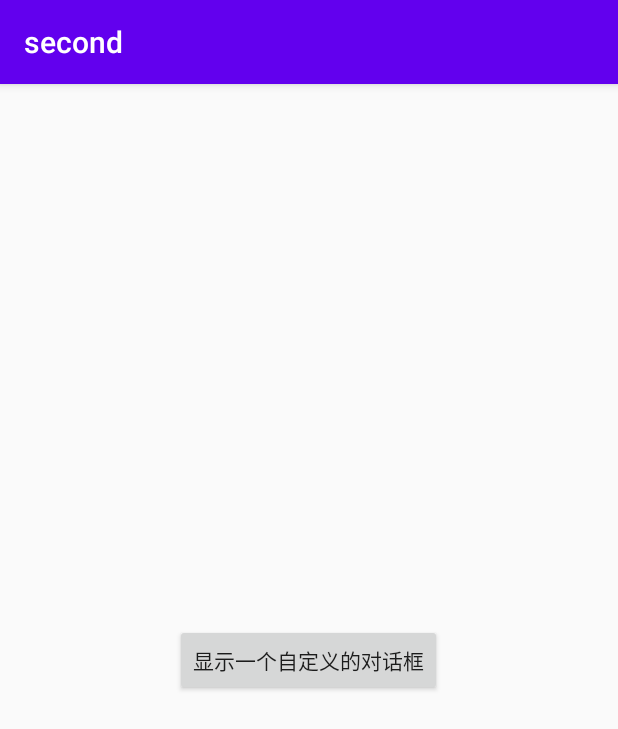
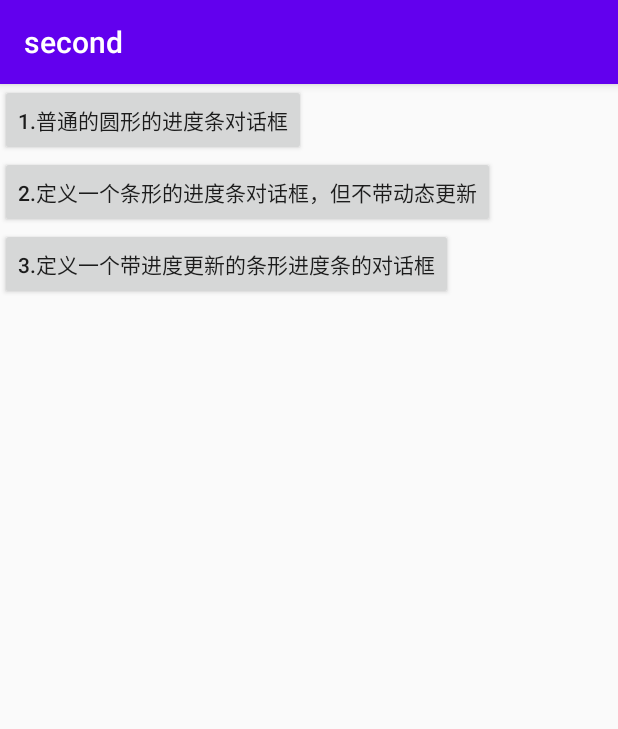
Before and after one commit to lgheric/second, an Android app: the screen it shows after launch (MainActivity), on a phone screen of 412 x 824 dp. Shown: the top 729 px of the screen. Run offline under Robolectric (Android 15) with nearby library versions, the phone set to English and light mode, and no system bars.

Commit message:
the base usage of ProgressDialog

```diff
--- a/app/src/main/java/com/example/second/MainActivity.java
+++ b/app/src/main/java/com/example/second/MainActivity.java
@@ -1,75 +1,122 @@
 package com.example.second;
 
 
-import android.app.AlertDialog;
+import android.app.ProgressDialog;
 import android.content.Context;
-import android.content.Intent;
-import android.net.Uri;
 import android.os.Bundle;
-
+import android.os.Handler;
+import android.os.Looper;
+import android.os.Message;
 import android.support.v7.app.AppCompatActivity;
-import android.view.LayoutInflater;
 import android.view.View;
 import android.widget.Button;
-import android.widget.Toast;
 
+import java.util.Objects;
 
-public class MainActivity extends AppCompatActivity{
+public class MainActivity extends AppCompatActivity implements View.OnClickListener{
 
+    private ProgressDialog pd2;
+    private final static int MAXVALUE = 100;
+    private int progressStart = 0;
+    private int add = 0;
+    private Context mContext;
 
-    private AlertDialog alert = null;
-
+    //定义一个用于更新进度的Handler,因为只能由主线程更新界面,所以要用Handler传递信息
+    final Handler hand = new Handler(Objects.requireNonNull(Looper.myLooper()))
+    {
+        @Override
+        public void handleMessage(Message msg) {
+            //这里的话如果接受到信息码是123
+            if(msg.what == 123)
+            {
+                //设置进度条的当前值
+                pd2.setProgress(progressStart);
+            }
+            //如果当前大于或等于进度条的最大值,调用dismiss()方法关闭对话框
+            if(progressStart >= MAXVALUE)
+            {
+                pd2.dismiss();
+            }
+        }
+    };
 
     @Override
     protected void onCreate(Bundle savedInstanceState) {
         super.onCreate(savedInstanceState);
         setContentView(R.layout.activity_main);
+        mContext = MainActivity.this;
+        bindViews();
+    }
 
-        Context mContext = MainActivity.this;
-        Button btn_show = findViewById(R.id.btn_show);
+    private void bindViews() {
+        Button btn_one = findViewById(R.id.btn_one);
+        Button btn_two = findViewById(R.id.btn_two);
+        Button btn_three = findViewById(R.id.btn_three);
+        btn_one.setOnClickListener(this);
+        btn_two.setOnClickListener(this);
+        btn_three.setOnClickListener(this);
+    }
 
-        //初始化Builder
-        AlertDialog.Builder builder = new AlertDialog.Builder(mContext);
-
-        //加载自定义的那个View,同时设置下
-        final LayoutInflater inflater = MainActivity.this.getLayoutInflater();
-        View view_custom = inflater.inflate(R.layout.view_dialog_custom, null, false);
-        builder.setView(view_custom);
-        builder.setCancelable(false);
-        alert = builder.create();
-
-        view_custom.findViewById(R.id.btn_cancle).setOnClickListener(new View.OnClickListener() {
     @Override
     public void onClick(View v) {
-                alert.dismiss();
+        switch (v.getId()){
+            case R.id.btn_one:
+                //这里的话参数依次为,上下文,标题,内容,是否显示进度,是否可以用取消按钮关闭
+                ProgressDialog.show(MainActivity.this, "资源加载中", "资源加载中,请稍后...",false,true);
+                break;
+            case R.id.btn_two:
+                ProgressDialog pd1 = new ProgressDialog(mContext);
+                //依次设置标题,内容,是否用取消按钮关闭,是否显示进度
+                pd1.setTitle("软件更新中");
+                pd1.setMessage("软件正在更新中,请稍后...");
+                pd1.setCancelable(true);
+                //这里是设置进度条的风格,HORIZONTAL是水平进度条,SPINNER是圆形进度条
+                pd1.setProgressStyle(ProgressDialog.STYLE_HORIZONTAL);
+                pd1.setIndeterminate(true);
+                //调用show()方法将ProgressDialog显示出来
+                pd1.show();
+                break;
+            case R.id.btn_three:
+                //初始化属性
+                progressStart = 0;
+                add = 0;
+                //依次设置一些属性
+                pd2 = new ProgressDialog(MainActivity.this);
+                pd2.setMax(MAXVALUE);
+                pd2.setTitle("文件读取中");
+                pd2.setMessage("文件加载中,请稍后...");
+                //这里设置为不可以通过按取消按钮关闭进度条
+                pd2.setCancelable(false);
+                pd2.setProgressStyle(ProgressDialog.STYLE_HORIZONTAL);
+                //这里设置的是是否显示进度,设为false才是显示的哦！
+                pd2.setIndeterminate(false);
+                pd2.show();
+                //这里的话新建一个线程,重写run()方法,
+                new Thread()
+                {
+                    public void run()
+                    {
+                        while(progressStart < MAXVALUE)
+                        {
+                            //这里的算法是决定进度条变化的,可以按需要写
+                            progressStart = 2 * usetime() ;
+                            //把信息码发送给handle让更新界面
+                            hand.sendEmptyMessage(123);
                         }
-        });
-
-        view_custom.findViewById(R.id.btn_blog).setOnClickListener(new View.OnClickListener() {
-            @Override
-            public void onClick(View v) {
-                Toast.makeText(getApplicationContext(), "访问博客", Toast.LENGTH_SHORT).show();
-                Uri uri = Uri.parse("http://blog.csdn.net/coder_pig");
-                Intent intent = new Intent(Intent.ACTION_VIEW, uri);
-                startActivity(intent);
-                alert.dismiss();
                     }
-        });
-
-        view_custom.findViewById(R.id.btn_close).setOnClickListener(new View.OnClickListener() {
-            @Override
-            public void onClick(View v) {
-                Toast.makeText(getApplicationContext(), "对话框已关闭~", Toast.LENGTH_SHORT).show();
-                alert.dismiss();
+                }.start();
+                break;
         }
-        });
-
-        btn_show.setOnClickListener(new View.OnClickListener() {
-            @Override
-            public void onClick(View v) {
-                alert.show();
-            }
-        });
     }
 
+    //这里设置一个耗时的方法:
+    private int usetime() {
+        add++;
+        try{
+            Thread.sleep(100);
+        }catch (InterruptedException e) {
+            e.printStackTrace();
         }
+        return add;
+    }
+}
--- a/app/src/main/res/layout/activity_main.xml
+++ b/app/src/main/res/layout/activity_main.xml
@@ -1,15 +1,27 @@
 <?xml version="1.0" encoding="utf-8"?>
-<RelativeLayout xmlns:android="http://schemas.android.com/apk/res/android"
+<LinearLayout xmlns:android="http://schemas.android.com/apk/res/android"
     xmlns:tools="http://schemas.android.com/tools"
     android:layout_width="match_parent"
     android:layout_height="match_parent"
+    android:orientation="vertical"
     tools:context=".MainActivity">
 
     <Button
-        android:id="@+id/btn_show"
+        android:id="@+id/btn_one"
         android:layout_width="wrap_content"
         android:layout_height="wrap_content"
-        android:layout_centerInParent="true"
-        android:text="显示一个自定义的对话框" />
+        android:text="1.普通的圆形的进度条对话框" />
 
-</RelativeLayout>
+    <Button
+        android:id="@+id/btn_two"
+        android:layout_width="wrap_content"
+        android:layout_height="wrap_content"
+        android:text="2.定义一个条形的进度条对话框，但不带动态更新" />
+
+    <Button
+        android:id="@+id/btn_three"
+        android:layout_width="wrap_content"
+        android:layout_height="wrap_content"
+        android:text="3.定义一个带进度更新的条形进度条的对话框" />
+
+</LinearLayout>
```
Lines whose indentation alone changed are shown as unchanged.
